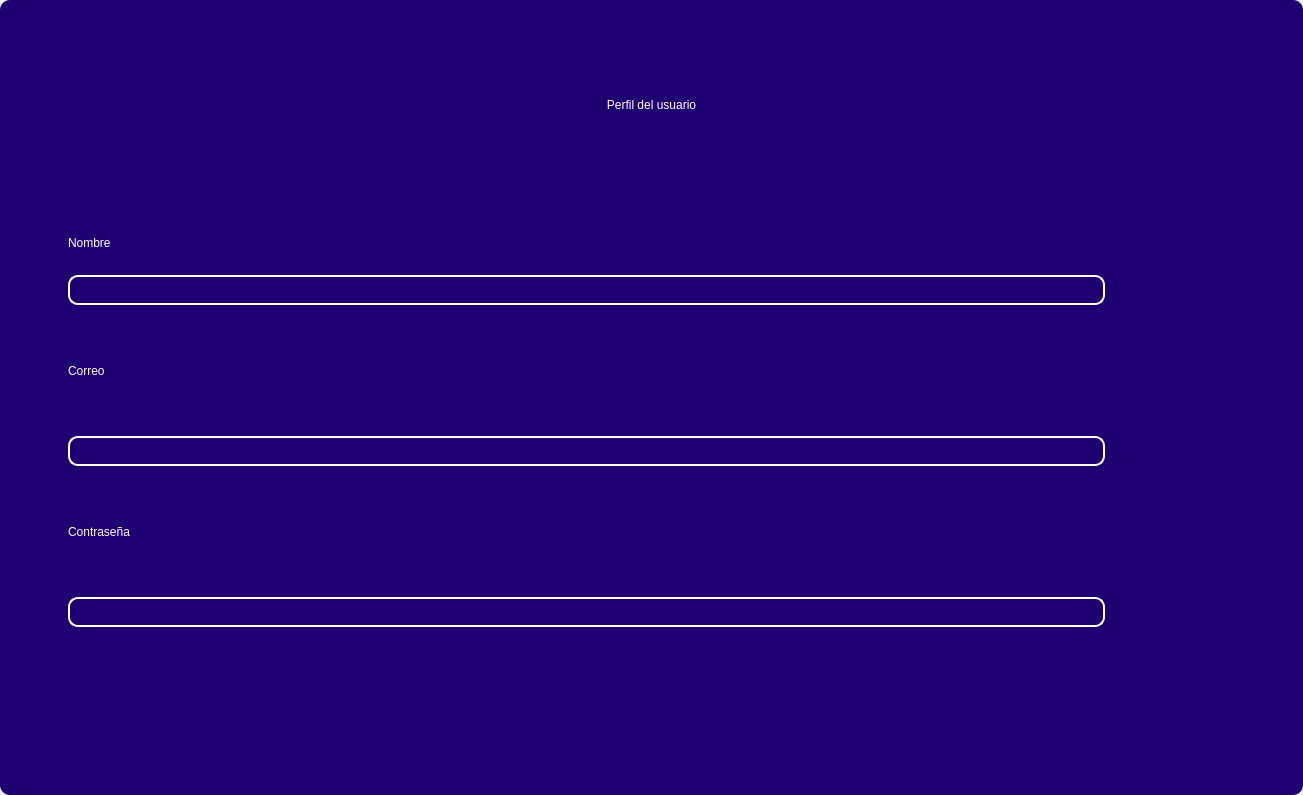
Old version of the form design/standar/mainuserprofile0.ui in the repository codemiguel-dev/ERP-EmprendeSoft-Desktop.
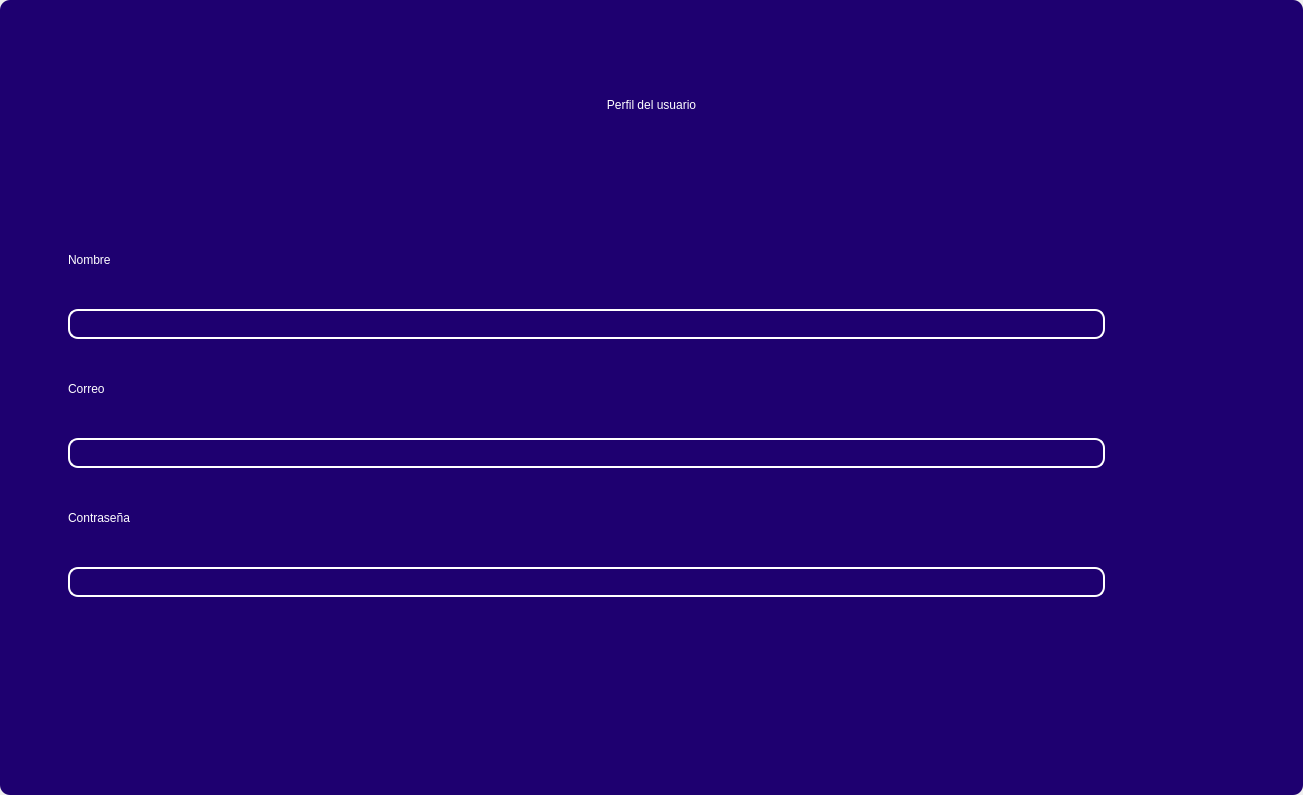
New version of the form. Icons and pictures are not drawn.

What changed in the file:
```diff
--- a/design/standar/mainuserprofile0.ui
+++ b/design/standar/mainuserprofile0.ui
@@ -325,7 +325,7 @@
           <item>
            <layout class="QVBoxLayout" name="verticalLayout_4">
             <property name="spacing">
-             <number>20</number>
+             <number>10</number>
             </property>
             <property name="sizeConstraint">
              <enum>QLayout::SetMinAndMaxSize</enum>
@@ -334,7 +334,7 @@
              <number>50</number>
             </property>
             <property name="topMargin">
-             <number>60</number>
+             <number>50</number>
             </property>
             <property name="rightMargin">
              <number>180</number>
@@ -397,6 +397,12 @@
             </item>
             <item>
              <widget class="QLabel" name="label_3">
+              <property name="maximumSize">
+               <size>
+                <width>200</width>
+                <height>25</height>
+               </size>
+              </property>
               <property name="styleSheet">
                <string notr="true">color: rgb(255, 255, 255);
 font: 16pt &quot;MS Shell Dlg 2&quot;;</string>
@@ -444,6 +450,12 @@
             </item>
             <item>
              <widget class="QLabel" name="label_4">
+              <property name="maximumSize">
+               <size>
+                <width>200</width>
+                <height>25</height>
+               </size>
+              </property>
               <property name="styleSheet">
                <string notr="true">color: rgb(255, 255, 255);
 font: 16pt &quot;MS Shell Dlg 2&quot;;</string>
```
